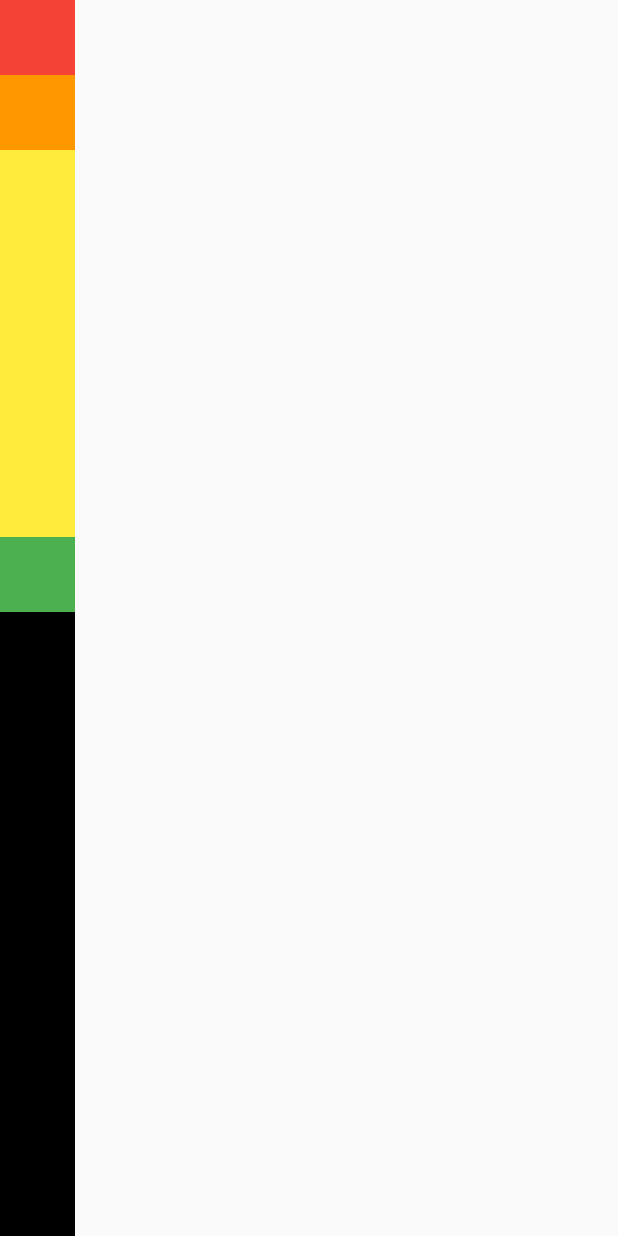
After one commit to codefactory-co/flutter-lv1-theory-row-and-column, a Flutter app: the FlexibleScreen screen opened directly, on a phone screen of 412 x 824 dp. The commit adds this screen. Run offline on Flutter 3.47's test engine with Material 2 defaults, Android fonts, the phone set to English and light mode, and no system bars.

Commit message:
3.3.1 update

```diff
--- /dev/null
+++ b/lib/screen/flexible_screen.dart
@@ -0,0 +1,49 @@
+import 'package:flutter/material.dart';
+
+class FlexibleScreen extends StatelessWidget {
+  const FlexibleScreen({Key? key}) : super(key: key);
+
+  @override
+  Widget build(BuildContext context) {
+    return Scaffold(
+      body: SafeArea(
+        child: Container(
+          color: Colors.black,
+          // Row랑 Column 모두 구현
+          child: Column(
+            mainAxisAlignment: MainAxisAlignment.start,
+            children: [
+              Flexible(
+                // fit에 BoxFit.loose를 넣으면 Flexible BoxFit.tight를 넣으면 Expanded
+                child: Container(
+                  height: 50.0,
+                  width: 50.0,
+                  color: Colors.red,
+                ),
+              ),
+              Flexible(
+                child: Container(
+                  height: 50.0,
+                  width: 50.0,
+                  color: Colors.orange,
+                ),
+              ),
+              Expanded(
+                child: Container(
+                  height: 50.0,
+                  width: 50.0,
+                  color: Colors.yellow,
+                ),
+              ),
+              Container(
+                height: 50.0,
+                width: 50.0,
+                color: Colors.green,
+              ),
+            ],
+          ),
+        ),
+      ),
+    );
+  }
+}
--- a/lib/screen/home_screen.dart
+++ b/lib/screen/test_screen.dart
@@ -1,7 +1,7 @@
 import 'package:flutter/material.dart';
 
-class HomeScreen extends StatelessWidget {
-  const HomeScreen({Key? key}) : super(key: key);
+class TestScreen extends StatelessWidget {
+  const TestScreen({Key? key}) : super(key: key);
 
   @override
   Widget build(BuildContext context) {
@@ -9,7 +9,6 @@ class HomeScreen extends StatelessWidget {
       body: SafeArea(
         bottom: false,
         child: Container(
-          color: Colors.black,
           child: Column(
             mainAxisAlignment: MainAxisAlignment.spaceEvenly,
             children: [
```
Also changed, not shown: lib/const/colors.dart (added, +8 -0 lines), lib/main.dart (+6 -2 lines), lib/screen/cross_axis_alignment_screen.dart (added, +28 -0 lines), lib/screen/expanded_screen.dart (added, +47 -0 lines), lib/screen/main_axis_alignment_screen.dart (added, +28 -0 lines), lib/screen/main_axis_size_screen.dart (added, +27 -0 lines), pubspec.lock, 70 other files.
